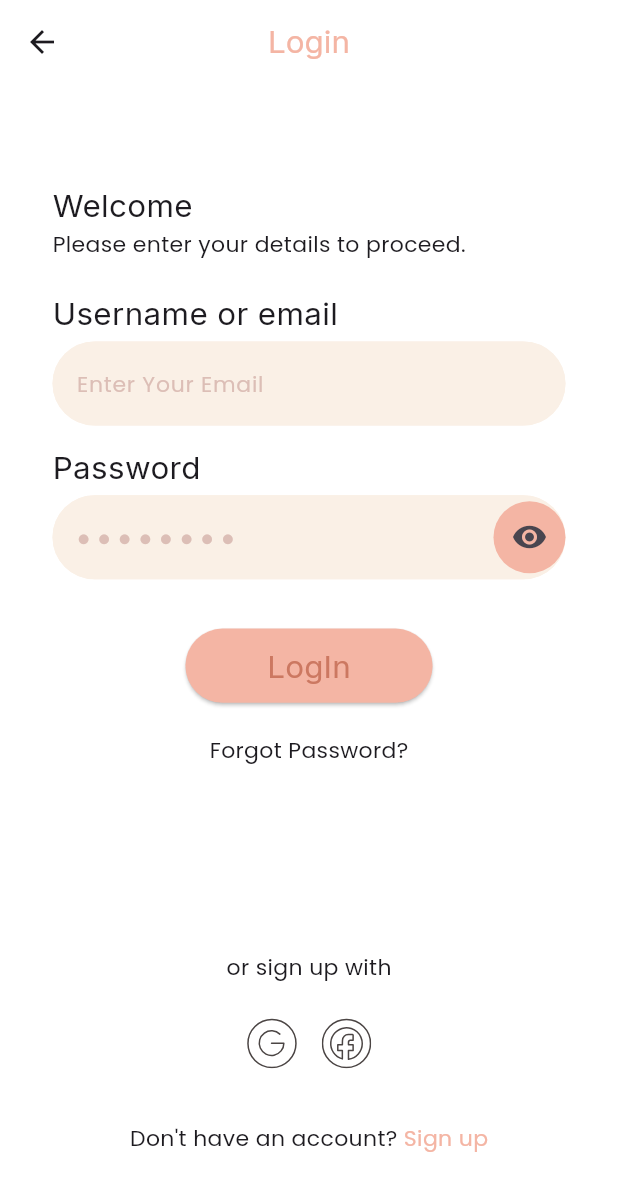
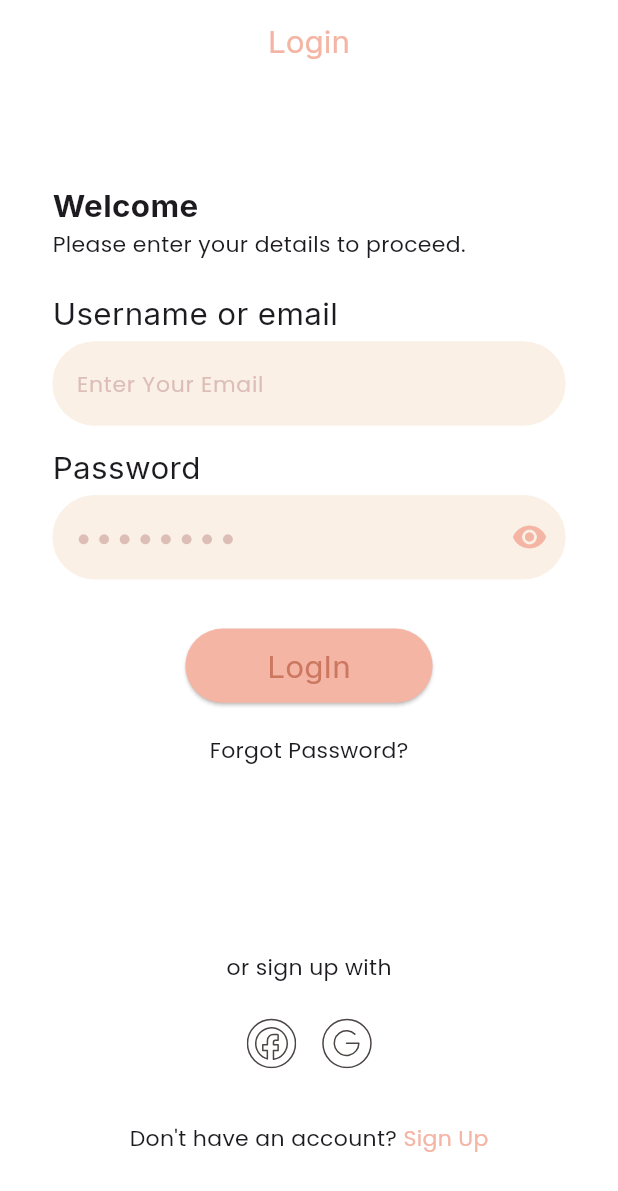
Before and after one commit to belaleid5/Decor_home, a Flutter app: the screen it shows after launch, after a tap on "LogIn", on a phone screen of 412 x 824 dp. Shown: the top 1191 px of the screen. Run offline on Flutter 3.47's test engine with Material 3 defaults, Android fonts, the phone set to English and light mode, and no system bars; our stand-ins replace flutter_svg, google_fonts.

Commit message:
finish SignUp Screen Ui

```diff
--- a/lib/core/functions/build_app_bar.dart
+++ b/lib/core/functions/build_app_bar.dart
@@ -3,12 +3,15 @@ import 'package:decor_app/core/utils/app_color.dart';
 import 'package:decor_app/core/utils/app_text.dart';
 import 'package:flutter/material.dart';
 
-AppBar buildAppBar(BuildContext context) {
+AppBar buildAppBar(BuildContext context,String title) {
   final res = ResponsiveHelper(context);
+
   return AppBar(
     centerTitle: true,
+    backgroundColor: Colors.white,
+     elevation: 0.0,
     title: Text(
-      'Login',
+     title ,
       style: AppTextStyles.inter20(context).copyWith(
         fontSize: res.isDesktop ? res.sp(15) : res.sp(20),
         color: AppColor.primaryColor,
--- a/lib/core/routing/app_router.dart
+++ b/lib/core/routing/app_router.dart
@@ -1,22 +1,20 @@
 import 'package:decor_app/features/auth/presentation/pages/login_sceen.dart';
+import 'package:decor_app/features/auth/presentation/pages/sign_up_screen.dart';
 import 'package:decor_app/features/splash/presentation/pages/splash_screen.dart';
 import 'package:flutter/material.dart';
-
-
-
-
-
-
 
 class AppRouter {
   static const String splashRoute = '/splash';
   static const String loginRoute = '/login';
 
+  static const String signUpRoute = '/signin';
+
   static MaterialPageRoute onGenerate(RouteSettings settings) {
-
     switch (settings.name) {
       case splashRoute:
         return MaterialPageRoute(builder: (_) => const SplashScreen());
+      case signUpRoute:
+        return MaterialPageRoute(builder: (_) => const SignUpScreen());
       case loginRoute:
         return MaterialPageRoute(builder: (_) => const LoginScreen());
       // Add more routes here as needed
--- a/lib/core/utils/app_text.dart
+++ b/lib/core/utils/app_text.dart
@@ -64,6 +64,7 @@ abstract class AppTextStyles {
     );
   }
 
+
   static TextStyle interDes20(BuildContext context) {
     final res = ResponsiveHelper(context);
     return GoogleFonts.inter(
@@ -74,7 +75,7 @@ abstract class AppTextStyles {
 
   static TextStyle poppinsDes14(BuildContext context) {
     final res = ResponsiveHelper(context);
-    return GoogleFonts.poppins(fontSize: res.sp(5));
+    return GoogleFonts.poppins(fontSize: res.sp(3));
   }
 
   static TextStyle poppinsDes15(BuildContext context) {
--- a/lib/core/widget/custom_title_section.dart
+++ b/lib/core/widget/custom_title_section.dart
@@ -14,8 +14,12 @@ class CustomTitleSection extends StatelessWidget {
       title,
       style:
           res.isDesktop
-              ? AppTextStyles.interDes20(context)
-              : AppTextStyles.inter20(context),
+              ? AppTextStyles.interDes20(
+                context,
+              ).copyWith(fontWeight: FontWeight.bold)
+              : AppTextStyles.inter20(
+                context,
+              ).copyWith(fontWeight: FontWeight.bold),
     );
   }
 }
--- a/lib/features/auth/presentation/pages/login_sceen.dart
+++ b/lib/features/auth/presentation/pages/login_sceen.dart
@@ -11,7 +11,7 @@ class LoginScreen extends StatelessWidget {
   @override
   Widget build(BuildContext context) {
     return Scaffold(
-      appBar: buildAppBar(context),
+      appBar: buildAppBar(context,'Login'),
       body:  ResponsiveLayout(
       mobile: const LoginScreenBodyMobile(),
       desktop: const LoginDesktopView(),
--- a/lib/features/auth/presentation/widgets/go_to_sign_up.dart
+++ b/lib/features/auth/presentation/widgets/go_to_sign_up_or_in.dart
@@ -1,10 +1,15 @@
+import 'package:decor_app/core/routing/app_router.dart';
 import 'package:decor_app/core/utils/app_color.dart';
 import 'package:decor_app/core/utils/app_text.dart';
 import 'package:flutter/gestures.dart';
 import 'package:flutter/material.dart';
 
-class GoToSignUp extends StatelessWidget {
-  const GoToSignUp({super.key});
+class GoToSignUpOrIn extends StatelessWidget {
+  const GoToSignUpOrIn({super.key, required this.onTap, required this.firstMessage, required this.goToScreen});
+
+  final void Function() onTap;
+  final String firstMessage;
+  final String goToScreen;
 
   @override
   Widget build(BuildContext context) {
@@ -14,18 +19,21 @@ class GoToSignUp extends StatelessWidget {
         TextSpan(
           children: <TextSpan>[
             TextSpan(
-              text: "Don't have an account? ",
+              text: firstMessage,
               style: AppTextStyles.poppins14(context),
             ),
             TextSpan(
-              text: "Sign up",
+              text: goToScreen,
               style: AppTextStyles.poppins14(
                 context,
               ).copyWith(color: AppColor.primaryColor),
               recognizer:
                   TapGestureRecognizer()
                     ..onTap = () {
-                      // Handle sign up tap
+                      Navigator.pushReplacementNamed(
+                        context,
+                        AppRouter.signUpRoute,
+                      );
                     },
             ),
           ],
--- a/lib/features/auth/presentation/widgets/login_screen_body_mobile.dart
+++ b/lib/features/auth/presentation/widgets/login_screen_body_mobile.dart
@@ -1,4 +1,5 @@
 import 'package:decor_app/core/responsive/responsive_helper.dart';
+import 'package:decor_app/core/routing/app_router.dart';
 import 'package:decor_app/core/utils/app_color.dart';
 import 'package:decor_app/core/utils/app_images.dart';
 import 'package:decor_app/core/utils/app_text.dart';
@@ -9,7 +10,7 @@ import 'package:decor_app/features/auth/presentation/widgets/custom_circule_avat
 import 'package:decor_app/features/auth/presentation/widgets/custom_elevated_butto.dart';
 import 'package:decor_app/features/auth/presentation/widgets/custom_title_text_form.dart';
 import 'package:decor_app/features/auth/presentation/widgets/forget_password.dart';
-import 'package:decor_app/features/auth/presentation/widgets/go_to_sign_up.dart';
+import 'package:decor_app/features/auth/presentation/widgets/go_to_sign_up_or_in.dart';
 import 'package:flutter/material.dart';
 
 class LoginScreenBodyMobile extends StatelessWidget {
@@ -44,13 +45,11 @@ class LoginScreenBodyMobile extends StatelessWidget {
                 SizedBox(height: r.hp(0.5)),
 
                 CustomTextFormFiled(
-                  suffixIcon: IconButton(
-                    style: ButtonStyle(
-                      backgroundColor: WidgetStateProperty.all(AppColor.primaryColor),
-                    ),
-                    onPressed: () {},
-                    icon: Icon(Icons.remove_red_eye,),
+                  suffixIcon: Icon(
+                    Icons.remove_red_eye,
+                    color: AppColor.primaryColor,
                   ),
+
                   hint: "● ● ● ● ● ● ● ●",
                 ),
                 SizedBox(height: r.hp(4)),
@@ -76,17 +75,23 @@ class LoginScreenBodyMobile extends StatelessWidget {
                   children: [
                     CustomCircleSocialIcon(
                       onTap: () {},
-                      imageIcon: AppImages.googleIcon,
+                      imageIcon: AppImages.facebookIcon,
                     ),
                     CustomCircleSocialIcon(
                       onTap: () {},
-                      imageIcon: AppImages.facebookIcon,
+                      imageIcon: AppImages.googleIcon,
                     ),
                   ],
                 ),
 
                 SizedBox(height: r.hp(4)),
-                GoToSignUp(),
+                GoToSignUpOrIn(
+                  goToScreen: "Sign Up",
+                  firstMessage: "Don't have an account? ",
+                  onTap: () {
+
+                  },
+                ),
                 SizedBox(height: r.hp(4)),
               ],
             ),
--- a/lib/features/splash/presentation/pages/splash_screen.dart
+++ b/lib/features/splash/presentation/pages/splash_screen.dart
@@ -1,9 +1,11 @@
+import 'package:decor_app/core/responsive/responsive_helper.dart';
 import 'package:decor_app/core/routing/app_router.dart';
 import 'package:decor_app/core/utils/app_color.dart';
 import 'package:decor_app/core/utils/app_text.dart';
 import 'package:decor_app/features/splash/presentation/widgets/logo_animations.dart';
 import 'package:decor_app/features/splash/presentation/widgets/text_revel_animation.dart';
 import 'package:flutter/material.dart';
+
 class SplashScreen extends StatefulWidget {
   const SplashScreen({super.key});
 
@@ -24,6 +26,7 @@ class _SplashScreenState extends State<SplashScreen> {
 
   @override
   Widget build(BuildContext context) {
+    final res = ResponsiveHelper(context);
     return Scaffold(
       backgroundColor: AppColor.primaryColor,
       body: Center(
@@ -35,16 +38,21 @@ class _SplashScreenState extends State<SplashScreen> {
             const SizedBox(height: 20),
             TextRevealAnimation(
               text: "HOME",
-              textStyle: AppTextStyles.poppins58(context).copyWith(color: Colors.white),
+              textStyle:res.isDesktop?AppTextStyles.poppinsDes58(
+                context,
+              ).copyWith(color: Colors.white): AppTextStyles.poppins58(
+                context,
+              ).copyWith(color: Colors.white),
               delay: const Duration(milliseconds: 800),
               duration: const Duration(milliseconds: 1200),
             ),
             TextRevealAnimation(
               text: "DECOR",
-              textStyle: AppTextStyles.inter33(context).copyWith(
-                color: Colors.white,
-                letterSpacing: 14,
-              ),
+              textStyle:res.isDesktop?AppTextStyles.interDes33(
+                context,
+              ).copyWith(color: Colors.white, letterSpacing: 12): AppTextStyles.inter33(
+                context,
+              ).copyWith(color: Colors.white, letterSpacing: 12),
               delay: const Duration(milliseconds: 800),
               duration: const Duration(milliseconds: 1300),
             ),
--- a/lib/features/splash/presentation/widgets/logo_animations.dart
+++ b/lib/features/splash/presentation/widgets/logo_animations.dart
@@ -19,19 +19,19 @@ class _LogoAnimationsPageState extends State<LogoAnimationsPage>
   void initState() {
     super.initState();
     _controller = AnimationController(
-      duration: const Duration(seconds: 2),
+      duration: const Duration(seconds: 3),
       vsync: this,
     )..repeat(reverse: true);
 
     _scaleAnimation = Tween<double>(
-      begin: 0.8,
-      end: 1.2,
+      begin: 0.4,
+      end: 0.9,
     ).animate(CurvedAnimation(parent: _controller, curve: Curves.easeInOut));
 
     _fadeAnimation = Tween<double>(
-      begin: 0.5,
+      begin: 0.0,
       end: 1.0,
-    ).animate(CurvedAnimation(parent: _controller, curve: Curves.easeInOut));
+    ).animate(CurvedAnimation(parent: _controller, curve: Curves.easeOut));
   }
 
   @override
--- a/lib/main.dart
+++ b/lib/main.dart
@@ -14,12 +14,15 @@ class MyApp extends StatelessWidget {
 
     return MaterialApp(
     theme: ThemeData(
-      appBarTheme: const AppBarTheme(
+      appBarTheme:  AppBarTheme(
+
         actionsIconTheme: IconThemeData(
           color: AppColor.iconColor, // Change to your desired color
         ),
         elevation: 0.0,
-        backgroundColor: Colors.white, // Change to your desired color
+        color: Colors.white,
+        foregroundColor: Colors.white,
+   // Change to your desired color
       ),
            scaffoldBackgroundColor: Colors.white, // Change to your desired color
     ),
```
Also changed, not shown: lib/features/auth/presentation/pages/sign_up_screen.dart (added, +15 -0 lines), lib/features/auth/presentation/widgets/sign_up_screen_body.dart (added, +86 -0 lines), lib/features/auth/presentation/widgets/terms_condition.dart (added, +40 -0 lines). Lines whose indentation alone changed are shown as unchanged.
